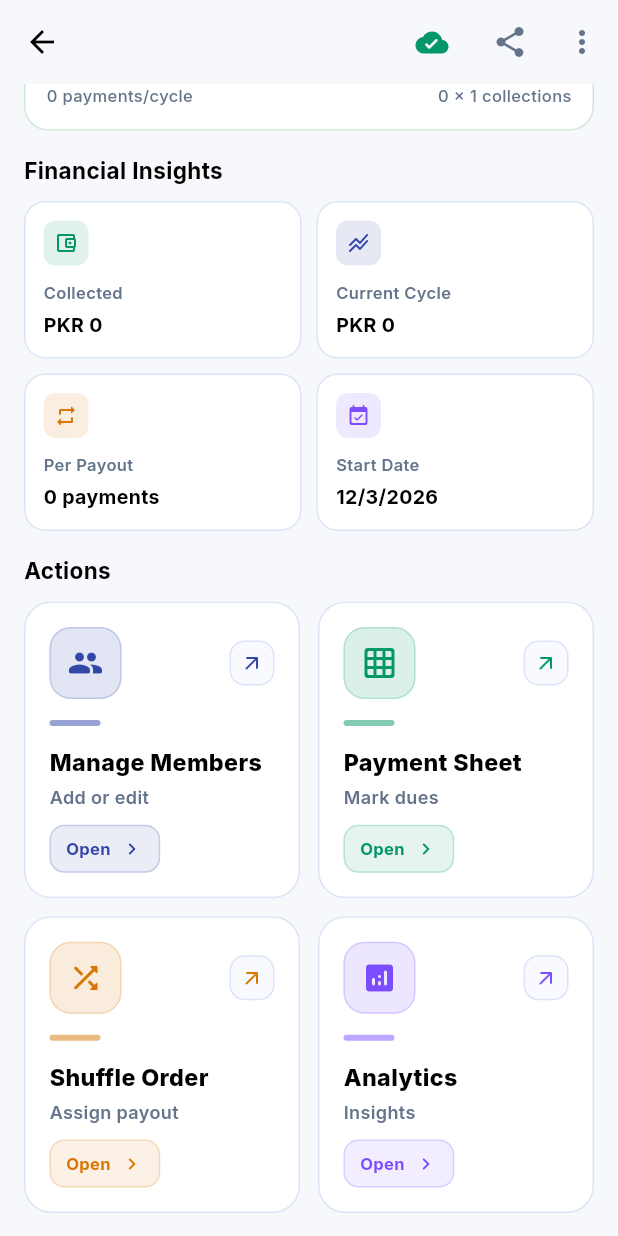
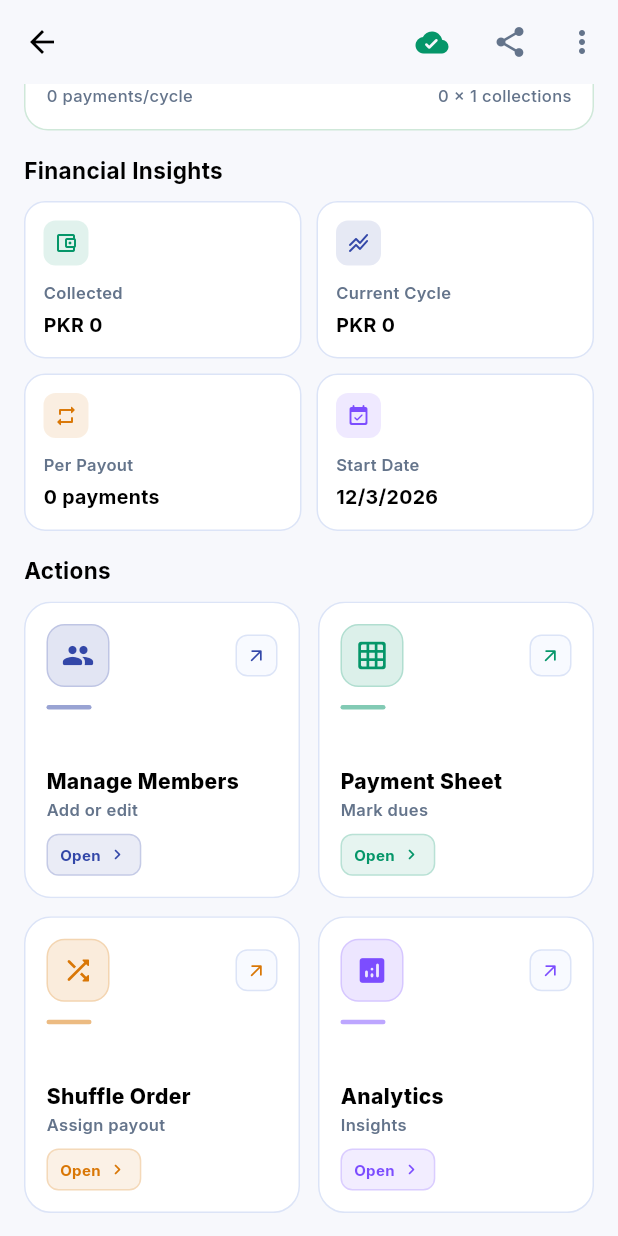
Before and after one commit to saadkhan2003/Kameti, a Flutter app: the CommitteeDetailScreen screen opened directly with empty values, scrolled down 415 dp, on a phone screen of 412 x 824 dp. Run offline on Flutter 3.47's test engine with Material 3 defaults, Android fonts, the phone set to English and light mode, and no system bars; drawn by our look-alikes of upgrader; our stand-ins replace connectivity_plus, csv, firebase_core, firebase_messaging, fl_chart, flutter_dotenv and 14 more; accounts and stored records are empty.

Commit message:
feat: Implement a new celebratory success dialog for committee creation and refine various UI elements.

```diff
--- a/lib/screens/host/committee_detail_screen.dart
+++ b/lib/screens/host/committee_detail_screen.dart
@@ -1012,7 +1012,7 @@
         onTap: onTap,
         borderRadius: BorderRadius.circular(18),
         child: Ink(
-          padding: const EdgeInsets.all(16),
+          padding: const EdgeInsets.all(14),
           decoration: BoxDecoration(
             color: _surface,
             borderRadius: BorderRadius.circular(18),
@@ -1022,38 +1022,38 @@
             crossAxisAlignment: CrossAxisAlignment.start,
             children: [
               Row(
+                mainAxisAlignment: MainAxisAlignment.spaceBetween,
                 children: [
                   Container(
-                    width: 48,
-                    height: 48,
+                    width: 42,
+                    height: 42,
                     decoration: BoxDecoration(
                       color: color.withOpacity(0.14),
-                      borderRadius: BorderRadius.circular(14),
+                      borderRadius: BorderRadius.circular(12),
                       border: Border.all(color: color.withOpacity(0.2)),
                     ),
-                    child: Icon(icon, color: color, size: 24),
+                    child: Icon(icon, color: color, size: 22),
                   ),
-                  const Spacer(),
                   Container(
-                    width: 30,
-                    height: 30,
+                    width: 28,
+                    height: 28,
                     decoration: BoxDecoration(
                       color: AppColors.cFFF8FAFF,
-                      borderRadius: BorderRadius.circular(10),
+                      borderRadius: BorderRadius.circular(8),
                       border: Border.all(color: AppColors.lightBorder),
                     ),
                     child: Icon(
                       AppIcons.arrow_outward_rounded,
-                      size: 16,
+                      size: 14,
                       color: color,
                     ),
                   ),
                 ],
               ),
-              const SizedBox(height: 14),
+              const SizedBox(height: 12),
               Container(
-                width: 34,
-                height: 4,
+                width: 30,
+                height: 3,
                 decoration: BoxDecoration(
                   color: color.withOpacity(0.5),
                   borderRadius: BorderRadius.circular(99),
@@ -1063,9 +1063,10 @@
               Text(
                 title,
                 style: GoogleFonts.inter(
-                  fontSize: 31 / 2,
+                  fontSize: 14,
                   fontWeight: FontWeight.w800,
                   color: _textPrimary,
+                  height: 1.1,
                 ),
                 maxLines: 2,
                 overflow: TextOverflow.ellipsis,
@@ -1074,20 +1075,22 @@
               Text(
                 subtitle,
                 style: GoogleFonts.inter(
-                  fontSize: 12,
+                  fontSize: 11,
                   color: _textSecondary,
                   fontWeight: FontWeight.w600,
                 ),
+                maxLines: 1,
+                overflow: TextOverflow.ellipsis,
               ),
-              const SizedBox(height: 10),
+              const SizedBox(height: 8),
               Container(
                 padding: const EdgeInsets.symmetric(
-                  horizontal: 10,
-                  vertical: 7,
+                  horizontal: 8,
+                  vertical: 6,
                 ),
                 decoration: BoxDecoration(
                   color: color.withOpacity(0.1),
-                  borderRadius: BorderRadius.circular(10),
+                  borderRadius: BorderRadius.circular(8),
                   border: Border.all(color: color.withOpacity(0.2)),
                 ),
                 child: Row(
@@ -1096,15 +1099,15 @@
                     Text(
                       'Open',
                       style: GoogleFonts.inter(
-                        fontSize: 11,
+                        fontSize: 10,
                         fontWeight: FontWeight.w700,
                         color: color,
                       ),
                     ),
-                    const SizedBox(width: 6),
+                    const SizedBox(width: 4),
                     Icon(
                       AppIcons.chevron_right_rounded,
-                      size: 16,
+                      size: 14,
                       color: color,
                     ),
                   ],
--- a/lib/screens/viewer/join_committee_screen.dart
+++ b/lib/screens/viewer/join_committee_screen.dart
@@ -217,6 +217,7 @@
       appBar: AppBar(
         backgroundColor: Colors.transparent,
         elevation: 0,
+        iconTheme: const IconThemeData(color: _textPrimary),
         title: Text(
           'View Payments',
           style: GoogleFonts.inter(
--- a/pubspec.yaml
+++ b/pubspec.yaml
@@ -78,6 +78,7 @@
   fl_chart: ^1.1.1
   firebase_core: ^4.5.0
   firebase_messaging: ^16.1.2
+  lottie: ^3.3.2
 
 dev_dependencies:
   flutter_test:
@@ -105,6 +106,7 @@
   assets:
     - assets/images/
     - assets/env
+    - assets/animations/
     - assets/fonts/NotoSans-Regular.ttf
     - assets/fonts/NotoSans-Bold.ttf
     - assets/fonts/NotoSans-Italic.ttf
```
Also changed, not shown: assets/animations/success.json (added, +1 -0 lines), lib/screens/host/committee_analytics_screen.dart (+13 -4 lines), lib/screens/host/create_committee_screen.dart (+95 -1 lines), lib/screens/host/host_dashboard_screen.dart (+5 -7 lines), lib/services/push_notification_service.dart (+5 -4 lines), pubspec.lock.
